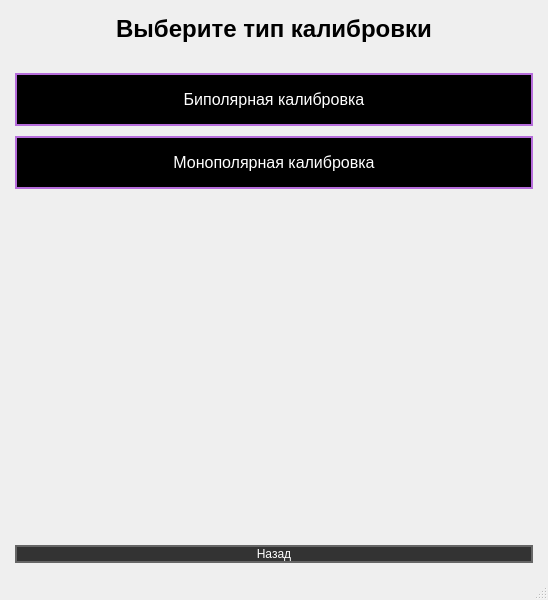
Qt form BrainBit/neurosamples-main/Bit/ui/CalibrationChoiceScreenRuUI.ui (simai1/sfedu-hackathon-2025) before a commit.
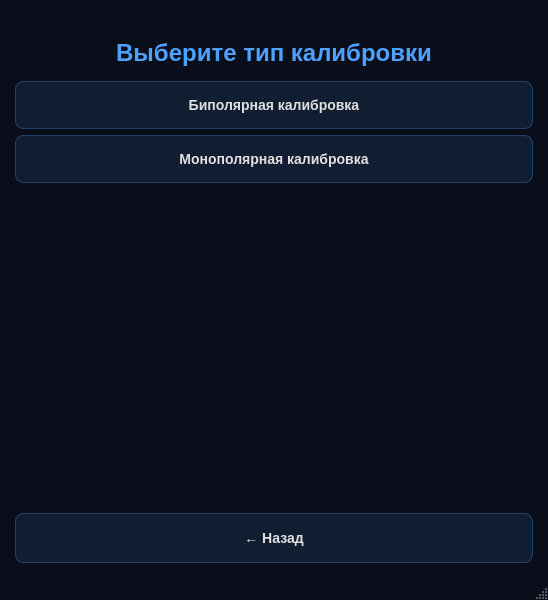
The same form after that commit.

```diff
--- a/BrainBit/neurosamples-main/Bit/ui/CalibrationChoiceScreenRuUI.ui
+++ b/BrainBit/neurosamples-main/Bit/ui/CalibrationChoiceScreenRuUI.ui
@@ -13,6 +13,55 @@
   <property name="windowTitle">
    <string>Выбор калибровки</string>
   </property>
+  <property name="styleSheet">
+   <string notr="true">QMainWindow {
+	background: #0A0E1A;
+	font-family: "Segoe UI", "Roboto", "Helvetica Neue", sans-serif;
+}
+
+QLabel {
+	color: #E0E0E0;
+}
+
+QPushButton {
+	background: rgba(77, 161, 255, 0.1);
+	border: 1px solid rgba(77, 161, 255, 0.3);
+	color: #E0E0E0;
+	font-size: 14px;
+	font-weight: 500;
+	height: 48px;
+	padding: 0 24px;
+	border-radius: 8px;
+	transition: all 0.3s ease;
+}
+
+QPushButton:hover {
+	background: rgba(77, 161, 255, 0.25);
+	border: 1px solid rgba(77, 161, 255, 0.6);
+	box-shadow: 0 4px 12px rgba(77, 161, 255, 0.3);
+	transform: translateY(-2px);
+}
+
+QPushButton:pressed {
+	background: rgba(77, 161, 255, 0.15);
+	transform: translateY(0px);
+	box-shadow: 0 2px 6px rgba(77, 161, 255, 0.2);
+}
+
+QPushButton:disabled {
+	opacity: 0.4;
+	cursor: not-allowed;
+}
+
+/* Header */
+QLabel#titleLabel {
+	font-size: 24px;
+	font-weight: 600;
+	margin: 24px 0 8px 0;
+	text-align: center;
+	color: #4DA1FF;
+}</string>
+  </property>
   <widget class="QWidget" name="centralwidget">
    <layout class="QVBoxLayout" name="verticalLayout">
     <property name="leftMargin">
@@ -59,13 +108,11 @@
     </item>
     <item>
      <widget class="QPushButton" name="bipolarButton">
-      <property name="styleSheet">
-       <string notr="true">background-color: black; border: 2px solid #B66DDB; color: white; padding: 15px;</string>
-      </property>
-      <property name="font">
-       <font>
-        <pointsize>12</pointsize>
-       </font>
+      <property name="minimumSize">
+       <size>
+        <width>0</width>
+        <height>48</height>
+       </size>
       </property>
       <property name="text">
        <string>Биполярная калибровка</string>
@@ -96,13 +143,11 @@
     </item>
     <item>
      <widget class="QPushButton" name="monopolarButton">
-      <property name="styleSheet">
-       <string notr="true">background-color: black; border: 2px solid #B66DDB; color: white; padding: 15px;</string>
-      </property>
-      <property name="font">
-       <font>
-        <pointsize>12</pointsize>
-       </font>
+      <property name="minimumSize">
+       <size>
+        <width>0</width>
+        <height>48</height>
+       </size>
       </property>
       <property name="text">
        <string>Монополярная калибровка</string>
@@ -133,11 +178,8 @@
     </item>
     <item>
      <widget class="QPushButton" name="backButton">
-      <property name="styleSheet">
-       <string notr="true">background-color: #333333; border: 2px solid #666666; color: white;</string>
-      </property>
       <property name="text">
-       <string>Назад</string>
+       <string>← Назад</string>
       </property>
       <property name="autoDefault">
        <bool>false</bool>
```
